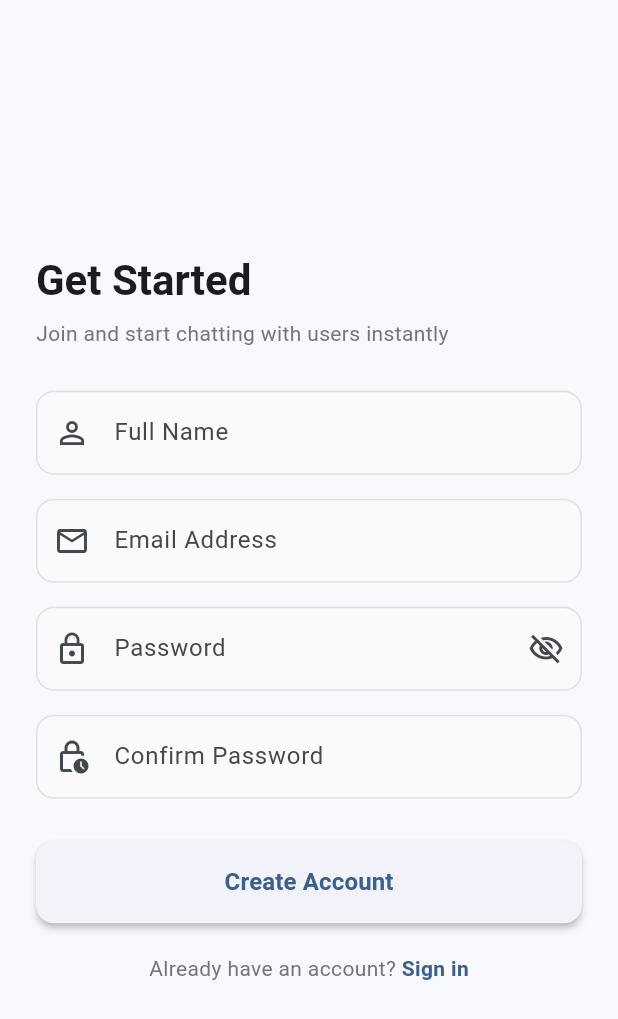
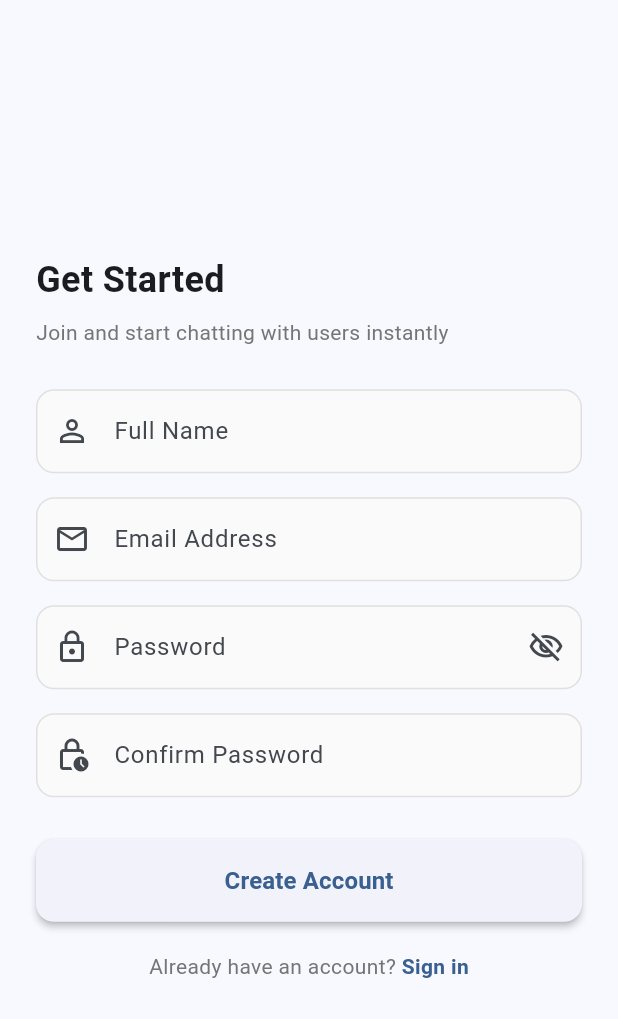
Before and after one commit to ajscodes/live_chat_app_inheritx, a Flutter app: the screen it shows after launch, after a tap on "Sign In", after a tap on "Sign Up", on a phone screen of 412 x 824 dp. Shown: the top 1019 px of the screen. Run offline on Flutter 3.47's test engine with Material 3 defaults, Android fonts, the phone set to English and light mode, and no system bars; our stand-ins replace cloud_firestore, firebase_auth, firebase_core; accounts and stored records are empty.

Commit message:
Changes done

```diff
--- /dev/null
+++ b/devtools_options.yaml
@@ -0,0 +1,3 @@
+description: This file stores settings for Dart & Flutter DevTools.
+documentation: https://docs.flutter.dev/tools/devtools/extensions#configure-extension-enablement-states
+extensions:
--- a/lib/controllers/auth_controller.dart
+++ b/lib/controllers/auth_controller.dart
@@ -13,7 +13,7 @@ class AuthController extends ChangeNotifier {
     _auth.authStateChanges().listen((_) => notifyListeners());
   }
 
-  User? get currentUser => _auth.currentUser; //user Object return in case log in
+  User? get currentUser => _auth.currentUser;
   bool get isAuthenticated => _auth.currentUser != null;
   bool get isLoading => _isLoading;
 
@@ -93,6 +93,7 @@ class AuthController extends ChangeNotifier {
   }
 
   Future<void> logout() async {
-    await _auth.signOut();
+    try{await _auth.signOut();}catch(e){print("Exception $e");}
+
   }
 }
--- a/lib/controllers/chat_controller.dart
+++ b/lib/controllers/chat_controller.dart
@@ -104,7 +104,7 @@ class ChatController extends ChangeNotifier {
       });
       return true;
     } catch (e) {
-      debugPrint('Error updating message: $e');
+      print('Error updating message: $e');
       return false;
     }
   }
--- a/lib/utils/string_constants.dart
+++ b/lib/utils/string_constants.dart
@@ -76,3 +76,9 @@ abstract class HomeViewConstants {
       'Register another account on a different device/tab to test live chat!';
   static const String homeViewDefaultUserInitial = 'U';
 }
+
+abstract class AlertDialogueConstants {
+  static const String logOut = 'Logout';
+  static const String signOutConfirmation = 'Are you sure you want to log out?';
+  static const String cancel = 'Cancel';
+}
--- a/lib/views/auth/login_view.dart
+++ b/lib/views/auth/login_view.dart
@@ -1,6 +1,7 @@
 import 'package:flutter/material.dart';
 import 'package:live_chat_app_inheritx/utils/string_constants.dart';
 import 'package:provider/provider.dart';
+
 import '../../controllers/auth_controller.dart';
 import 'register_view.dart';
 
@@ -12,9 +13,9 @@ class LoginView extends StatefulWidget {
 }
 
 class _LoginViewState extends State<LoginView> {
-  final _formKey = GlobalKey<FormState>();
-  final _emailController = TextEditingController();
-  final _passwordController = TextEditingController();
+  final GlobalKey<FormState> _formKey = GlobalKey<FormState>();
+  final TextEditingController _emailController = TextEditingController();
+  final TextEditingController _passwordController = TextEditingController();
   bool _obscurePassword = true;
 
   @override
@@ -25,7 +26,9 @@ class _LoginViewState extends State<LoginView> {
   }
 
   void _submitLogin() async {
-    if (!_formKey.currentState!.validate()) return;
+    if (!_formKey.currentState!.validate()) {
+      return;
+    }
 
     final authController = Provider.of<AuthController>(context, listen: false);
     final success = await authController.login(
@@ -33,7 +36,9 @@ class _LoginViewState extends State<LoginView> {
       password: _passwordController.text,
     );
 
-    if (!mounted) return;
+    if (!mounted) {
+      return;
+    }
 
     if (!success) {
       ScaffoldMessenger.of(context).showSnackBar(
@@ -53,7 +58,10 @@ class _LoginViewState extends State<LoginView> {
       body: SafeArea(
         child: Center(
           child: SingleChildScrollView(
-            padding: const EdgeInsets.symmetric(horizontal: 24.0, vertical: 16.0),
+            padding: const EdgeInsets.symmetric(
+              horizontal: 24.0,
+              vertical: 16.0,
+            ),
             child: Form(
               key: _formKey,
               child: Column(
@@ -62,7 +70,8 @@ class _LoginViewState extends State<LoginView> {
                 children: [
                   CircleAvatar(
                     radius: 42,
-                    backgroundColor: Theme.of(context).primaryColor.withOpacity(0.12),
+                    backgroundColor: Theme.of(context).primaryColor
+                        .withValues(alpha: 0.12),
                     child: Icon(
                       Icons.chat_bubble_rounded,
                       size: 48,
@@ -74,9 +83,7 @@ class _LoginViewState extends State<LoginView> {
                   Text(
                     LoginViewConstants.loginViewHeading,
                     textAlign: TextAlign.center,
-                    style: Theme.of(context).textTheme.headlineMedium?.copyWith(
-                      fontWeight: FontWeight.bold,
-                    ),
+                    style: TextStyle(fontWeight: FontWeight.bold, fontSize: 24)
                   ),
                   const SizedBox(height: 8),
                   Text(
@@ -99,10 +106,12 @@ class _LoginViewState extends State<LoginView> {
                     ),
                     validator: (val) {
                       if (val == null || val.trim().isEmpty) {
-                        return RegisterViewConstants.registerViewEmailRequiredError;
+                        return RegisterViewConstants
+                            .registerViewEmailRequiredError;
                       }
                       if (!val.contains('@') || !val.contains('.')) {
-                        return RegisterViewConstants.registerViewEmailRequiredError;
+                        return RegisterViewConstants
+                            .registerViewEmailRequiredError;
                       }
                       return null;
                     },
@@ -113,7 +122,8 @@ class _LoginViewState extends State<LoginView> {
                     controller: _passwordController,
                     obscureText: _obscurePassword,
                     decoration: InputDecoration(
-                      labelText: RegisterViewConstants.registerViewPasswordLabel,
+                      labelText:
+                          RegisterViewConstants.registerViewPasswordLabel,
                       prefixIcon: const Icon(Icons.lock_outline),
                       suffixIcon: IconButton(
                         icon: Icon(
@@ -133,10 +143,12 @@ class _LoginViewState extends State<LoginView> {
                     ),
                     validator: (val) {
                       if (val == null || val.isEmpty) {
-                        return RegisterViewConstants.registerViewEmailRequiredError;
+                        return RegisterViewConstants
+                            .registerViewPasswordRequiredError;
                       }
                       if (val.length < 6) {
-                        return RegisterViewConstants.registerViewPasswordLengthError;
+                        return RegisterViewConstants
+                            .registerViewPasswordLengthError;
                       }
                       return null;
                     },
--- a/lib/views/auth/register_view.dart
+++ b/lib/views/auth/register_view.dart
@@ -1,5 +1,6 @@
 import 'package:flutter/material.dart';
 import 'package:provider/provider.dart';
+
 import '../../controllers/auth_controller.dart';
 import '../../utils/string_constants.dart';
 
@@ -11,11 +12,12 @@ class RegisterView extends StatefulWidget {
 }
 
 class _RegisterViewState extends State<RegisterView> {
-  final _formKey = GlobalKey<FormState>();
-  final _nameController = TextEditingController();
-  final _emailController = TextEditingController();
-  final _passwordController = TextEditingController();
-  final _confirmPasswordController = TextEditingController();
+  final GlobalKey<FormState> _formKey = GlobalKey<FormState>();
+  final TextEditingController _nameController = TextEditingController();
+  final TextEditingController _emailController = TextEditingController();
+  final TextEditingController _passwordController = TextEditingController();
+  final TextEditingController _confirmPasswordController =
+      TextEditingController();
   bool _obscurePassword = true;
 
   @override
@@ -28,7 +30,9 @@ class _RegisterViewState extends State<RegisterView> {
   }
 
   void _submitRegister() async {
-    if (!_formKey.currentState!.validate()) return;
+    if (!_formKey.currentState!.validate()) {
+      return;
+    }
 
     final authController = Provider.of<AuthController>(context, listen: false);
     final success = await authController.register(
@@ -37,7 +41,9 @@ class _RegisterViewState extends State<RegisterView> {
       password: _passwordController.text,
     );
 
-    if (!mounted) return;
+    if (!mounted) {
+      return;
+    }
 
     if (success) {
       Navigator.pop(context);
@@ -59,7 +65,10 @@ class _RegisterViewState extends State<RegisterView> {
       body: SafeArea(
         child: Center(
           child: SingleChildScrollView(
-            padding: const EdgeInsets.symmetric(horizontal: 24.0, vertical: 16.0),
+            padding: const EdgeInsets.symmetric(
+              horizontal: 24.0,
+              vertical: 16.0,
+            ),
             child: Form(
               key: _formKey,
               child: Column(
@@ -68,9 +77,7 @@ class _RegisterViewState extends State<RegisterView> {
                 children: [
                   Text(
                     RegisterViewConstants.registerViewHeading,
-                    style: Theme.of(context).textTheme.headlineMedium?.copyWith(
-                      fontWeight: FontWeight.bold,
-                    ),
+                    style: TextStyle(fontWeight: FontWeight.bold, fontSize: 24),
                   ),
                   const SizedBox(height: 8),
                   Text(
@@ -92,7 +99,8 @@ class _RegisterViewState extends State<RegisterView> {
                     ),
                     validator: (val) {
                       if (val == null || val.trim().isEmpty) {
-                        return RegisterViewConstants.registerViewNameRequiredError;
+                        return RegisterViewConstants
+                            .registerViewNameRequiredError;
                       }
                       return null;
                     },
@@ -112,10 +120,12 @@ class _RegisterViewState extends State<RegisterView> {
                     ),
                     validator: (val) {
                       if (val == null || val.trim().isEmpty) {
-                        return RegisterViewConstants.registerViewEmailRequiredError;
+                        return RegisterViewConstants
+                            .registerViewEmailRequiredError;
                       }
                       if (!val.contains('@') || !val.contains('.')) {
-                        return RegisterViewConstants.registerViewEmailInvalidError;
+                        return RegisterViewConstants
+                            .registerViewEmailInvalidError;
                       }
                       return null;
                     },
@@ -126,7 +136,8 @@ class _RegisterViewState extends State<RegisterView> {
                     controller: _passwordController,
                     obscureText: _obscurePassword,
                     decoration: InputDecoration(
-                      labelText: RegisterViewConstants.registerViewPasswordLabel,
+                      labelText:
+                          RegisterViewConstants.registerViewPasswordLabel,
                       prefixIcon: const Icon(Icons.lock_outline),
                       suffixIcon: IconButton(
                         icon: Icon(
@@ -146,10 +157,12 @@ class _RegisterViewState extends State<RegisterView> {
                     ),
                     validator: (val) {
                       if (val == null || val.isEmpty) {
-                        return RegisterViewConstants.registerViewPasswordRequiredError;
+                        return RegisterViewConstants
+                            .registerViewPasswordRequiredError;
                       }
                       if (val.length < 6) {
-                        return RegisterViewConstants.registerViewPasswordLengthError;
+                        return RegisterViewConstants
+                            .registerViewPasswordLengthError;
                       }
                       return null;
                     },
@@ -160,7 +173,8 @@ class _RegisterViewState extends State<RegisterView> {
                     controller: _confirmPasswordController,
                     obscureText: _obscurePassword,
                     decoration: InputDecoration(
-                      labelText: RegisterViewConstants.registerViewConfirmPasswordLabel,
+                      labelText: RegisterViewConstants
+                          .registerViewConfirmPasswordLabel,
                       prefixIcon: const Icon(Icons.lock_clock_outlined),
                       border: OutlineInputBorder(
                         borderRadius: BorderRadius.circular(12),
@@ -168,10 +182,12 @@ class _RegisterViewState extends State<RegisterView> {
                     ),
                     validator: (val) {
                       if (val == null || val.isEmpty) {
-                        return RegisterViewConstants.registerViewConfirmPasswordRequiredError;
+                        return RegisterViewConstants
+                            .registerViewConfirmPasswordRequiredError;
                       }
                       if (val != _passwordController.text) {
-                        return RegisterViewConstants.registerViewPasswordMismatchError;
+                        return RegisterViewConstants
+                            .registerViewPasswordMismatchError;
                       }
                       return null;
                     },
@@ -179,7 +195,9 @@ class _RegisterViewState extends State<RegisterView> {
                   const SizedBox(height: 28),
 
                   ElevatedButton(
-                    onPressed: authController.isLoading ? null : _submitRegister,
+                    onPressed: authController.isLoading
+                        ? null
+                        : _submitRegister,
                     style: ElevatedButton.styleFrom(
                       padding: const EdgeInsets.symmetric(vertical: 16),
                       shape: RoundedRectangleBorder(
```
Also changed, not shown: lib/views/chat/chat_view.dart (+5 -5 lines), lib/views/home/home_view.dart (+9 -10 lines). Lines whose indentation alone changed are shown as unchanged.
